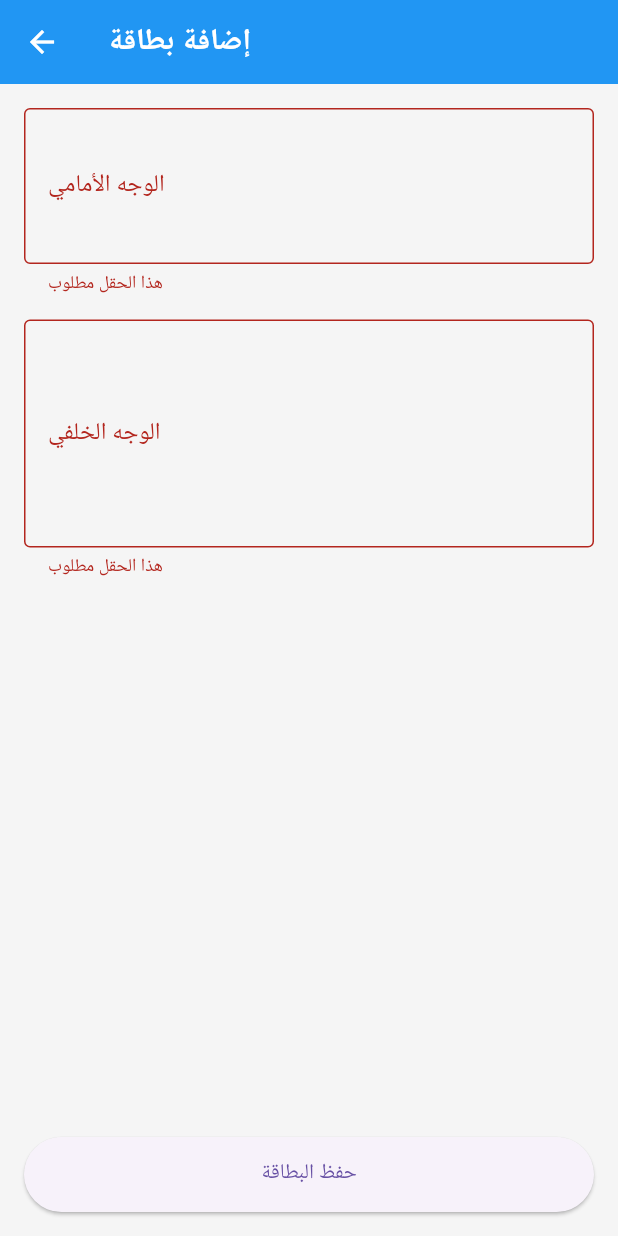
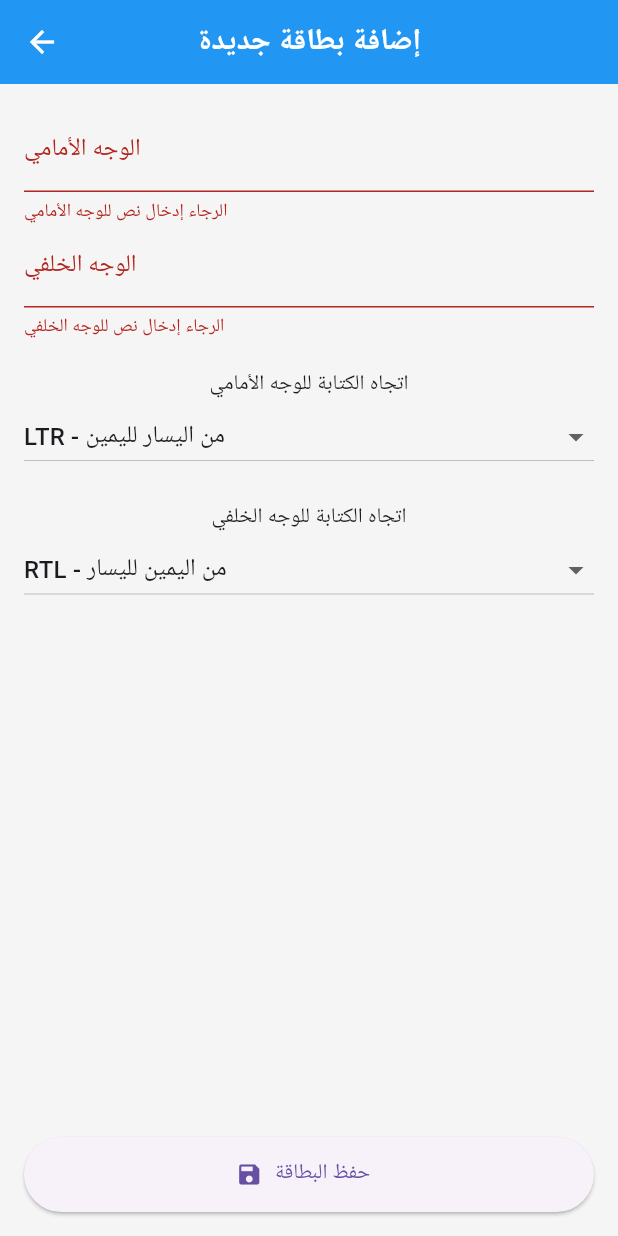
Before and after one commit to MuhamedAbdo/flashcards_app, a Flutter app: the AddCardScreen screen opened directly with empty values, after a tap on "حفظ البطاقة", on a phone screen of 412 x 824 dp. Run offline on Flutter 3.47's test engine with Material 3 defaults, Android fonts, the phone set to English and light mode, and no system bars; our stand-ins replace flutter_animate, hive, hive_flutter; accounts and stored records are empty.

Commit message:
feat: support text direction per card face and fix card center alignment

```diff
--- a/lib/models/card_model.dart
+++ b/lib/models/card_model.dart
@@ -1,5 +1,6 @@
+import 'package:flash_card_app/models/card_type.dart';
 import 'package:hive/hive.dart';
-import 'card_type.dart';
+import 'package:flutter/material.dart';
 
 part 'card_model.g.dart';
 
@@ -21,7 +22,13 @@ class CardModel {
   final CardType cardType;
 
   @HiveField(5)
-  final String? deckFrontPrefix; // إضافة الحقل الجديد
+  final String? deckFrontPrefix;
+
+  @HiveField(6)
+  final TextDirection frontTextDirection;
+
+  @HiveField(7)
+  final TextDirection backTextDirection;
 
   CardModel({
     required this.id,
@@ -29,7 +36,9 @@ class CardModel {
     required this.backText,
     DateTime? createdAt,
     required this.cardType,
-    this.deckFrontPrefix, // إضافته كمعلمة اختيارية
+    this.deckFrontPrefix,
+    this.frontTextDirection = TextDirection.ltr,
+    this.backTextDirection = TextDirection.rtl,
   }) : createdAt = createdAt ?? DateTime.now();
 
   CardModel copyWith({
@@ -38,7 +47,9 @@ class CardModel {
     String? backText,
     DateTime? createdAt,
     CardType? cardType,
-    String? deckFrontPrefix, // إضافته في copyWith
+    String? deckFrontPrefix,
+    TextDirection? frontTextDirection,
+    TextDirection? backTextDirection,
   }) {
     return CardModel(
       id: id ?? this.id,
@@ -47,6 +58,8 @@ class CardModel {
       createdAt: createdAt ?? this.createdAt,
       cardType: cardType ?? this.cardType,
       deckFrontPrefix: deckFrontPrefix ?? this.deckFrontPrefix,
+      frontTextDirection: frontTextDirection ?? this.frontTextDirection,
+      backTextDirection: backTextDirection ?? this.backTextDirection,
     );
   }
 }
--- a/lib/screens/add_card_screen.dart
+++ b/lib/screens/add_card_screen.dart
@@ -1,66 +1,67 @@
 import 'package:flutter/material.dart';
+import 'package:flash_card_app/models/card_type.dart';
 import 'package:flash_card_app/models/card_model.dart';
-import 'package:flash_card_app/models/card_type.dart';
 import 'package:flash_card_app/services/deck_service.dart';
+import 'package:uuid/uuid.dart';
 
 class AddCardScreen extends StatefulWidget {
   final String deckId;
+  final CardType suggestedCardType;
+  final String? defaultFrontPrefix;
   final CardModel? cardToEdit;
-  final CardType? suggestedCardType;
-  final String? defaultFrontPrefix;
 
   const AddCardScreen({
     super.key,
     required this.deckId,
+    required this.suggestedCardType,
+    this.defaultFrontPrefix,
     this.cardToEdit,
-    this.suggestedCardType,
-    this.defaultFrontPrefix,
   });
 
   @override
-  State<AddCardScreen> createState() => _AddCardScreenState();
+  _AddCardScreenState createState() => _AddCardScreenState();
 }
 
 class _AddCardScreenState extends State<AddCardScreen> {
   final _formKey = GlobalKey<FormState>();
-  late TextEditingController _frontController;
-  final TextEditingController _backController = TextEditingController();
-  late CardType? _selectedType;
+  final _frontController = TextEditingController();
+  final _backController = TextEditingController();
+  late TextDirection _frontDirection;
+  late TextDirection _backDirection;
 
   @override
   void initState() {
     super.initState();
-    final initialFrontText = widget.cardToEdit?.frontText ??
-        (widget.defaultFrontPrefix != null
-            ? '${widget.defaultFrontPrefix} '
-            : '');
-    _frontController = TextEditingController(text: initialFrontText);
-    _backController.text = widget.cardToEdit?.backText ?? '';
-    _selectedType = widget.cardToEdit?.cardType ?? widget.suggestedCardType;
-  }
 
-  @override
-  void dispose() {
-    _frontController.dispose();
-    _backController.dispose();
-    super.dispose();
+    if (widget.cardToEdit != null) {
+      _frontController.text = widget.cardToEdit!.frontText;
+      _backController.text = widget.cardToEdit!.backText;
+      _frontDirection =
+          widget.cardToEdit?.frontTextDirection ?? TextDirection.ltr;
+      _backDirection =
+          widget.cardToEdit?.backTextDirection ?? TextDirection.rtl;
+    } else {
+      _frontDirection = TextDirection.ltr;
+      _backDirection = TextDirection.rtl;
+    }
   }
 
   void _saveCard() {
     if (_formKey.currentState!.validate()) {
-      final card = CardModel(
-        id: widget.cardToEdit?.id ?? DeckService.generateId(),
+      final newCard = CardModel(
+        id: widget.cardToEdit?.id ?? const Uuid().v4(),
         frontText: _frontController.text,
         backText: _backController.text,
-        cardType: _selectedType ?? CardType.other,
-        createdAt: widget.cardToEdit?.createdAt ?? DateTime.now(),
+        cardType: widget.suggestedCardType,
         deckFrontPrefix: widget.defaultFrontPrefix,
+        frontTextDirection: _frontDirection,
+        backTextDirection: _backDirection,
       );
 
       if (widget.cardToEdit != null) {
-        DeckService.updateCardInDeck(widget.deckId, card);
+        DeckService.updateCardInDeck(widget.deckId, newCard);
       } else {
-        DeckService.addCardToDeck(widget.deckId, card);
+        DeckService.addCardToDeck(widget.deckId, newCard);
       }
 
       Navigator.pop(context, true);
@@ -71,7 +72,9 @@ class _AddCardScreenState extends State<AddCardScreen> {
   Widget build(BuildContext context) {
     return Scaffold(
       appBar: AppBar(
-        title: Text(widget.cardToEdit == null ? 'إضافة بطاقة' : 'تعديل بطاقة'),
+        title: Text(
+            widget.cardToEdit != null ? 'تعديل البطاقة' : 'إضافة بطاقة جديدة'),
+        centerTitle: true,
       ),
       body: Padding(
         padding: const EdgeInsets.all(16.0),
@@ -79,47 +82,72 @@ class _AddCardScreenState extends State<AddCardScreen> {
           key: _formKey,
           child: Column(
             children: [
-              if (widget.defaultFrontPrefix != null)
-                Padding(
-                  padding: const EdgeInsets.only(bottom: 8.0),
-                  child: Text(
-                    'المقدمة: ${widget.defaultFrontPrefix}',
-                    style: const TextStyle(
-                      fontSize: 16,
-                      fontWeight: FontWeight.bold,
-                    ),
-                  ),
-                ),
               TextFormField(
-                maxLines: 3,
                 controller: _frontController,
-                decoration: InputDecoration(
-                  labelText: widget.defaultFrontPrefix != null
-                      ? 'النص الرئيسي'
-                      : 'الوجه الأمامي',
-                  border: const OutlineInputBorder(),
-                ),
-                validator: (value) =>
-                    value == null || value.isEmpty ? 'هذا الحقل مطلوب' : null,
+                decoration: const InputDecoration(labelText: 'الوجه الأمامي'),
+                validator: (value) {
+                  if (value == null || value.isEmpty) {
+                    return 'الرجاء إدخال نص للوجه الأمامي';
+                  }
+                  return null;
+                },
               ),
-              const SizedBox(height: 16),
               TextFormField(
-                maxLines: 5,
                 controller: _backController,
-                decoration: const InputDecoration(
-                  labelText: 'الوجه الخلفي',
-                  border: OutlineInputBorder(),
-                ),
-                validator: (value) =>
-                    value == null || value.isEmpty ? 'هذا الحقل مطلوب' : null,
+                decoration: const InputDecoration(labelText: 'الوجه الخلفي'),
+                validator: (value) {
+                  if (value == null || value.isEmpty) {
+                    return 'الرجاء إدخال نص للوجه الخلفي';
+                  }
+                  return null;
+                },
               ),
-              const Spacer(),
-              ElevatedButton(
-                onPressed: _saveCard,
+              const SizedBox(height: 20),
+              const Text("اتجاه الكتابة للوجه الأمامي"),
+              DropdownButton<TextDirection>(
+                isExpanded: true,
+                value: _frontDirection,
+                items: const [
+                  DropdownMenuItem(
+                      value: TextDirection.ltr,
+                      child: Text('LTR - من اليسار لليمين')),
+                  DropdownMenuItem(
+                      value: TextDirection.rtl,
+                      child: Text('RTL - من اليمين لليسار')),
+                ],
+                onChanged: (value) {
+                  setState(() {
+                    _frontDirection = value!;
+                  });
+                },
+              ),
+              const SizedBox(height: 20),
+              const Text("اتجاه الكتابة للوجه الخلفي"),
+              DropdownButton<TextDirection>(
+                isExpanded: true,
+                value: _backDirection,
+                items: const [
+                  DropdownMenuItem(
+                      value: TextDirection.ltr,
+                      child: Text('LTR - من اليسار لليمين')),
+                  DropdownMenuItem(
+                      value: TextDirection.rtl,
+                      child: Text('RTL - من اليمين لليسار')),
+                ],
+                onChanged: (value) {
+                  setState(() {
+                    _backDirection = value!;
+                  });
+                },
+              ),
+              const Spacer(), // لدفع الزر إلى الأسفل
+              ElevatedButton.icon(
                 style: ElevatedButton.styleFrom(
                   minimumSize: const Size(double.infinity, 50),
                 ),
-                child: const Text('حفظ البطاقة'),
+                onPressed: _saveCard,
+                icon: const Icon(Icons.save),
+                label: const Text('حفظ البطاقة'),
               ),
             ],
           ),
```
Also changed, not shown: lib/screens/deck_screen.dart (+4 -3 lines), lib/screens/results_screen.dart (+7 -13 lines), lib/screens/test_screen.dart (+2 -7 lines), lib/services/deck_service.dart (+69 -50 lines), lib/widgets/answer_option.dart (+8 -7 lines), lib/widgets/card_widget.dart (+5 -2 lines).
